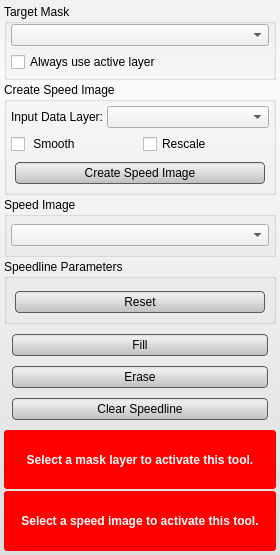
Old version of the form src/Interface/ToolInterface/SpeedlineToolInterface.ui in the repository SCIInstitute/Seg3D.
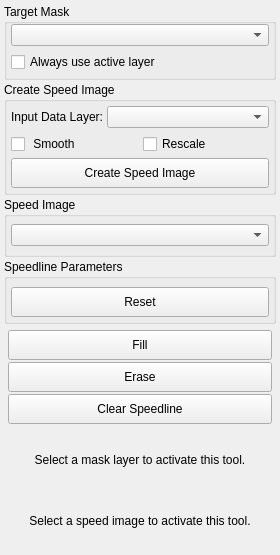
New version of the form. Custom widgets are drawn as their Qt base class.

Diff of the .ui file:
```diff
--- a/src/Interface/ToolInterface/SpeedlineToolInterface.ui
+++ b/src/Interface/ToolInterface/SpeedlineToolInterface.ui
@@ -19,33 +19,6 @@
   <property name="windowTitle">
    <string>Speedline Tool</string>
   </property>
-  <property name="styleSheet">
-   <string notr="true">QWidget#SpeedlineToolInterface{
-  border-radius: 3px;
-  background-color: qlineargradient(spread:pad, x1:0.5, y1:0, x2:0.5, y2:0.960227, stop:0 rgba(241, 241, 241, 255), stop:0.155779 rgba(250, 250, 250, 255), stop:1 rgba(222, 224, 224, 255));       
-}
-
-QPushButton{
-  background-color: qlineargradient(spread:pad, x1:0.5, y1:0, x2:0.5, y2:0.960227, stop:0 rgba(221, 221, 221, 255), stop:0.155779 rgba(238, 238, 238, 255), stop:1 rgba(192, 194, 194, 255));
-  border-radius: 4px;
-  border: 1px solid rgb(90, 90, 90);
-  margin:4px;
-}
-
-QPushButton:hover{
-  background-color: qlineargradient(spread:pad, x1:0.5, y1:0, x2:0.5, y2:1, stop:0 rgba(195, 195, 195, 255), stop:0.253769 rgba(206, 206, 206, 255), stop:1 rgba(185, 185, 185, 255));
-  border-radius: 4px;
-  border: 1px solid rgb(90, 90, 90);
-  margin:4px;
-}
-
-QPushButton:pressed{
-  background-color: qlineargradient(spread:pad, x1:0.5, y1:0, x2:0.5, y2:1, stop:0 rgba(150, 150, 150, 255), stop:0.753769 rgba(206, 206, 206, 255), stop:1 rgba(185, 185, 185, 255));
-  border-radius: 4px;
-  border: 1px solid rgb(90, 90, 90);
-  margin:4px;
-}</string>
-  </property>
   <layout class="QVBoxLayout" name="verticalLayout_7">
    <property name="spacing">
     <number>2</number>
@@ -400,17 +373,6 @@
        <height>32</height>
       </size>
      </property>
-     <property name="styleSheet">
-      <string notr="true">QLabel#message_{
-  color: white;
-  font: bold;
-}
-
-QWidget#message_mask_alert_{
-  border-radius: 3px;
-  background-color: red;
-}</string>
-     </property>
      <layout class="QHBoxLayout" name="horizontalLayout_4">
       <property name="spacing">
        <number>0</number>
@@ -448,17 +410,6 @@
        <height>32</height>
       </size>
      </property>
-     <property name="styleSheet">
-      <string notr="true">QLabel#message_1_{
-  color: white;
-  font: bold;
-}
-
-QWidget#message_gradient_magnitude_layer_alert_{
-  border-radius: 3px;
-  background-color: red;
-}</string>
-     </property>
      <layout class="QHBoxLayout" name="horizontalLayout_5">
       <property name="spacing">
        <number>0</number>
```
